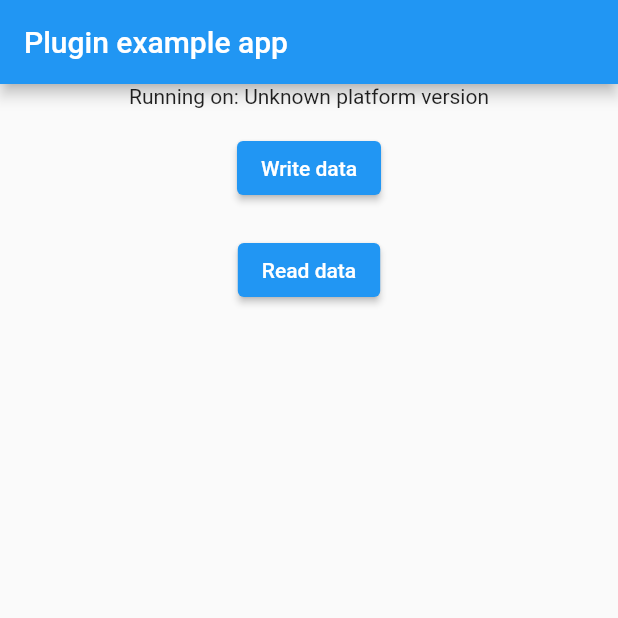
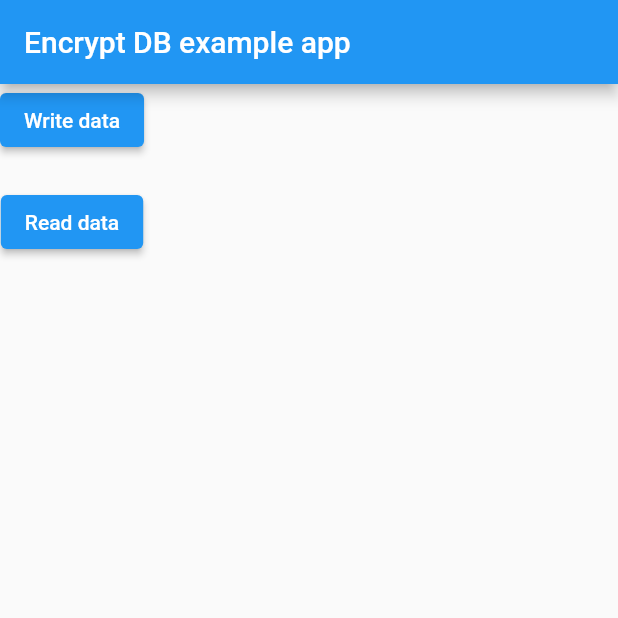
Before and after one commit to debojyoti452/encrypt_local_storage, a Flutter app: the screen it shows after launch, after a tap on "Read data", on a phone screen of 412 x 824 dp, the top half of it. Run offline on Flutter 3.47's test engine with Material 2 defaults, Android fonts, the phone set to English and light mode, and no system bars; our stand-ins replace plugin_platform_interface.

```diff
--- a/example/lib/main.dart
+++ b/example/lib/main.dart
@@ -2,7 +2,6 @@ import 'dart:async';
 
 import 'package:encrypt_db/encrypt_db.dart';
 import 'package:flutter/material.dart';
-import 'package:flutter/services.dart';
 
 void main() {
   runApp(const MyApp());
@@ -16,36 +15,19 @@ class MyApp extends StatefulWidget {
 }
 
 class _MyAppState extends State<MyApp> {
-  String _platformVersion = 'Unknown';
   final _encryptDbPlugin = EncryptDb();
 
   @override
   void initState() {
     super.initState();
-    initPlatformState();
+    initialDb();
   }
 
-  // Platform messages are asynchronous, so we initialize in an async method.
-  Future<void> initPlatformState() async {
-    String platformVersion;
-
-    try {
-      platformVersion = await _encryptDbPlugin.getPlatformVersion() ??
-          'Unknown platform version';
-    } on PlatformException {
-      platformVersion = 'Failed to get platform version.';
-    }
-
-    if (!mounted) return;
-
-    setState(() {
-      _platformVersion = platformVersion;
-    });
-
+  Future<void> initialDb() async {
     try {
       _encryptDbPlugin.initializeEncryptDb();
-    } on PlatformException {
-      platformVersion = 'Failed to initialize encrypt db.';
+    } catch (e) {
+      debugPrint('Error: $e');
     }
   }
 
@@ -54,28 +36,26 @@ class _MyAppState extends State<MyApp> {
     return MaterialApp(
       home: Scaffold(
         appBar: AppBar(
-          title: const Text('Plugin example app'),
+          title: const Text('Encrypt DB example app'),
         ),
         body: SafeArea(
           child: Column(
             children: [
-              Center(
-                child: Text('Running on: $_platformVersion\n'),
-              ),
               ElevatedButton(
                   onPressed: () {
                     _encryptDbPlugin.writeData(
-                      key: 'first_key2',
-                      value: 'I am Debojyoti',
+                      key: 'secret_key',
+                      value: 'secret_value',
                     );
                   },
                   child: const Text('Write data')),
               const SizedBox(height: 20),
               ElevatedButton(
                 onPressed: () async {
-                  final value = await _encryptDbPlugin.readData(
-                    key: 'first_key2',
-                    defaultValue: '',
+                  final value =
+                      await _encryptDbPlugin.readData(
+                    key: 'secret_key',
+                    defaultValue: 'default_value',
                   );
                   debugPrint('value: $value');
                 },
```
Also changed, not shown: 1 other file.
